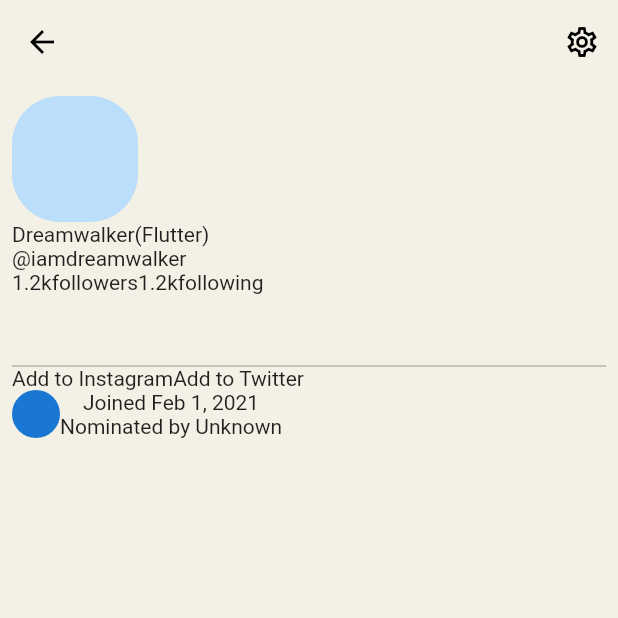
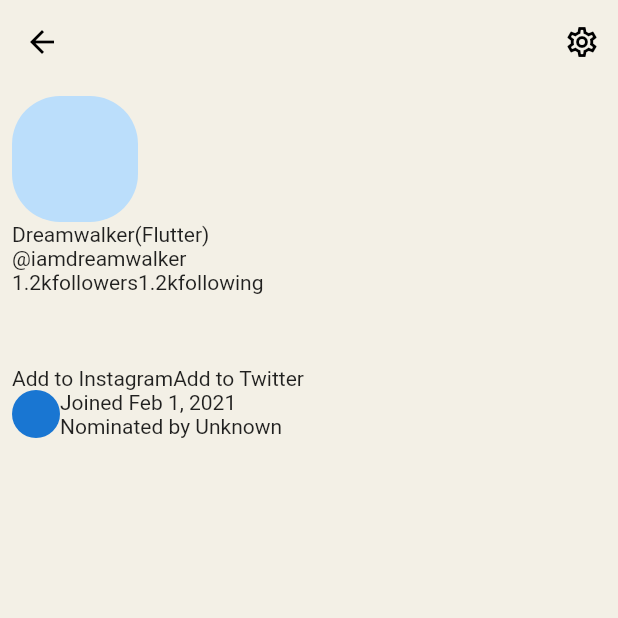
Before and after one commit to JAICHANGPARK/flutter_notebook_11th_story, a Flutter app: the ProfilePage screen opened directly, on a phone screen of 412 x 824 dp, the top half of it. Run offline on Flutter 3.47's test engine with Material 2 defaults, Android fonts, the phone set to English and light mode, and no system bars; our stand-ins replace backdrop, badges, flutter_inner_drawer, flutter_slidable, google_fonts.

Commit message:
Update profile_page.dart

```diff
--- a/lib/ep701_clubhouse/ui/profile_page.dart
+++ b/lib/ep701_clubhouse/ui/profile_page.dart
@@ -141,14 +141,17 @@ class _ProfilePageState extends State<ProfilePage> {
                     });
                   },
                   child: SingleChildScrollView(
-                    child: TextField(
+                    child: Column(
+                      children: [
+                        TextField(
+                          decoration: InputDecoration(
+                            border: InputBorder.none
+                          ),
                           controller: bioTextEditingController,
                           maxLines: null,
                           keyboardType: TextInputType.multiline,
                           enabled: false,
                         ),
-                  ))),
-
                         Row(
                           children: [
                             Text("Add to Instagram"),
@@ -161,6 +164,7 @@ class _ProfilePageState extends State<ProfilePage> {
                               radius: 16,
                             ),
                             Column(
+                              crossAxisAlignment: CrossAxisAlignment.start,
                               children: [
                                 Text("Joined Feb 1, 2021"),
                                 Text("Nominated by Unknown")
@@ -168,6 +172,11 @@ class _ProfilePageState extends State<ProfilePage> {
                             )
                           ],
                         )
+                      ],
+                    ),
+                  ))),
+
+
 
             ],
           ),
```
Lines whose indentation alone changed are shown as unchanged.
